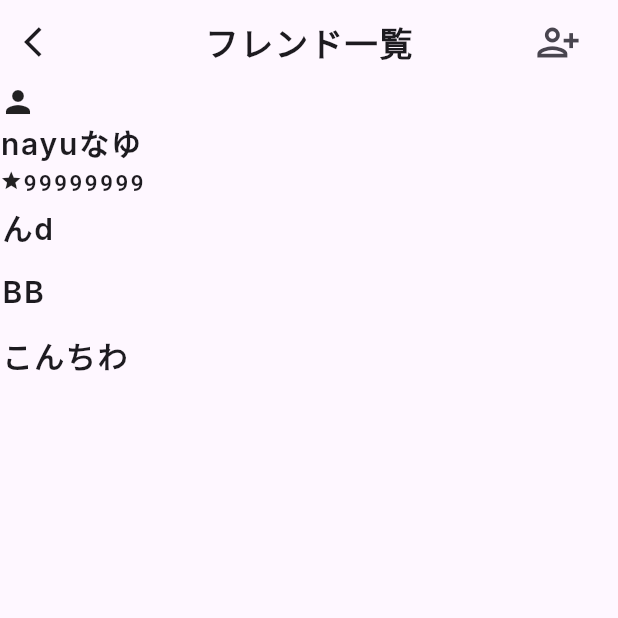
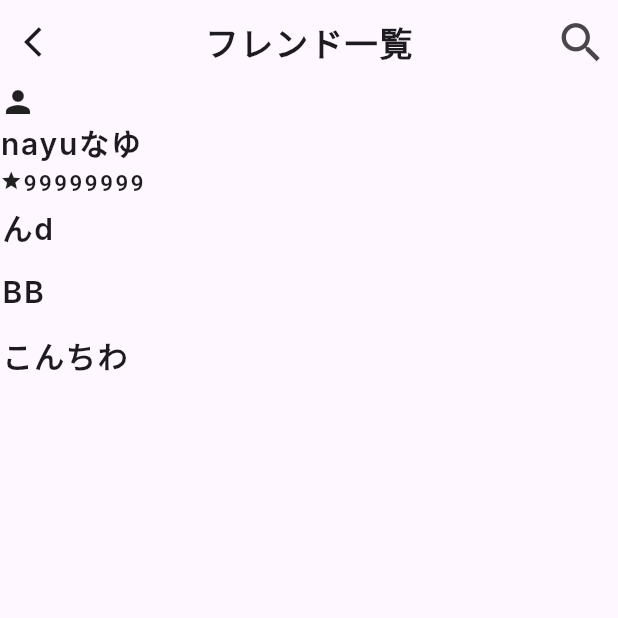
Before and after one commit to nayu104/game-talk-frontend, a Flutter app: the screen it shows after launch, on a phone screen of 412 x 824 dp, the top half of it. Run offline on Flutter 3.47's test engine with Material 3 defaults, Android fonts, the phone set to English and light mode, and no system bars; our stand-ins replace google_fonts.

Commit message:
ちょっと更新

```diff
--- a/lib/my_home_page.dart
+++ b/lib/my_home_page.dart
@@ -5,45 +5,37 @@ import 'package:google_fonts/google_fonts.dart';
 class MyHomePage extends StatefulWidget {
   const MyHomePage({super.key});
 
-
   @override
   State<MyHomePage> createState() => _MyHomePageState();
 }
 
 // State クラス（画面の状態を管理）
 class _MyHomePageState extends State<MyHomePage> {
-
   @override
   Widget build(BuildContext context) {
-    List user = ["んd", "BB", "こんちわ"];//ここに入れないとホットリロードで更新されない。あとで修正する
+    List user = ["んd", "BB", "こんちわ"]; //ここに入れないとホットリロードで更新されない。あとで修正する
     return Scaffold(
       appBar: AppBar(
-        title: Text("フレンド一覧",
-          style:
-          GoogleFonts.inter(
+        title: Text(
+          "フレンド一覧",
+          style: GoogleFonts.inter(
             letterSpacing: 1.2,
             fontWeight: FontWeight.w600,
           ),
         ),
         centerTitle: true,
         leading: SizedBox(
-          width: 80,
-          height: 60,
-          child:  IconButton(
-            onPressed: (){},
-            icon: Icon(Icons.arrow_back_ios),
-            highlightColor: Colors.transparent,
+          width: 50,
+          height: 50,
+          child: IconButton(onPressed: () {}, icon: Icon(Icons.arrow_back_ios)),
         ),
-        ),
-
         actions: [
           SizedBox(
-            width: 80,
-            height: 60,
+            width: 50,
+            height: 50,
             child: IconButton(
-            onPressed: (){},
-            icon: Icon(Icons.person_add_alt,size: 30),
-            highlightColor: Colors.transparent,
+              onPressed: () {},
+              icon: Icon(Icons.search, size: 35),
             ),
           ),
         ],
@@ -52,9 +44,9 @@ class _MyHomePageState extends State<MyHomePage> {
         crossAxisAlignment: CrossAxisAlignment.start,
         children: [
           Icon(Icons.person),
-          Text("nayuなゆ",
-        style:
-        GoogleFonts.inter(
+          Text(
+            "nayuなゆ",
+            style: GoogleFonts.inter(
               fontSize: 20,
               letterSpacing: 1.2,
               fontWeight: FontWeight.w600,
@@ -62,10 +54,10 @@ class _MyHomePageState extends State<MyHomePage> {
           ),
           Row(
             children: [
-              Icon(Icons.star,size: 15),
-              Text("99999999",
-                style:
-                GoogleFonts.robotoMono(
+              Icon(Icons.star, size: 15),
+              Text(
+                "99999999",
+                style: GoogleFonts.robotoMono(
                   fontSize: 15,
                   letterSpacing: 1.2,
                   fontWeight: FontWeight.w600,
@@ -76,14 +68,12 @@ class _MyHomePageState extends State<MyHomePage> {
           Expanded(
             child: ListView.builder(
               itemCount: user.length,
-              itemBuilder: (context,index) {
-                return
-                  Padding(
+              itemBuilder: (context, index) {
+                return Padding(
                   padding: EdgeInsets.all(1.0),
                   child: Text(
                     user[index],
-                      style:
-                      GoogleFonts.inter(
+                    style: GoogleFonts.inter(
                       fontSize: 20,
                       letterSpacing: 1.2,
                       fontWeight: FontWeight.w600,
```
Lines whose indentation alone changed are shown as unchanged.
